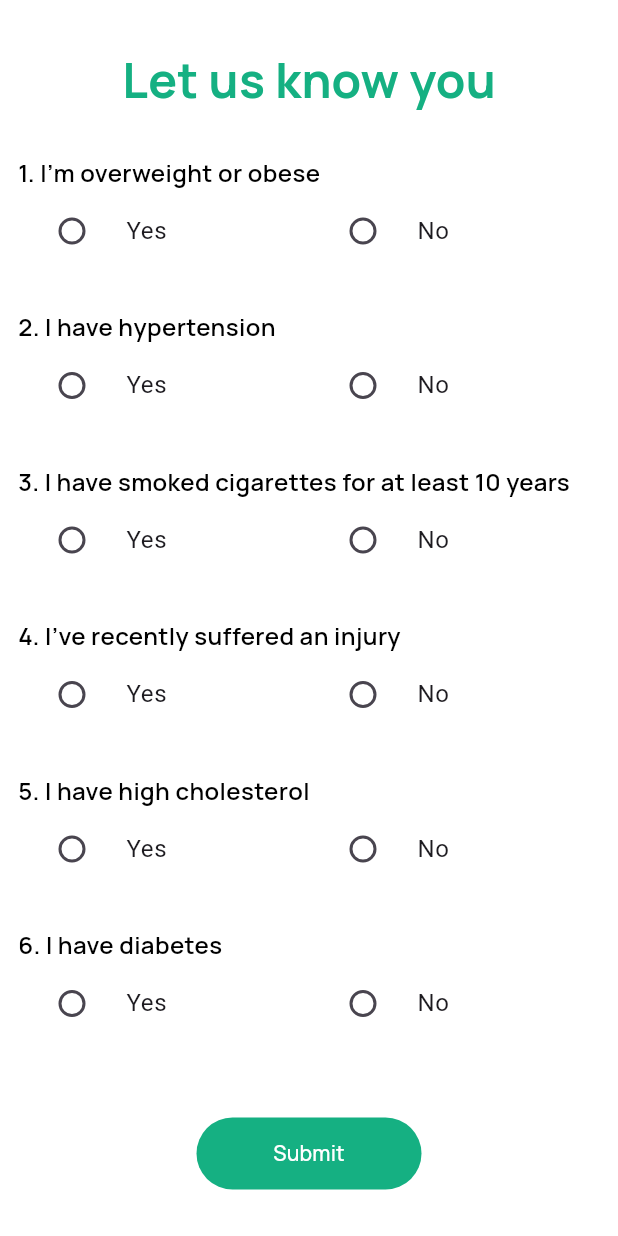
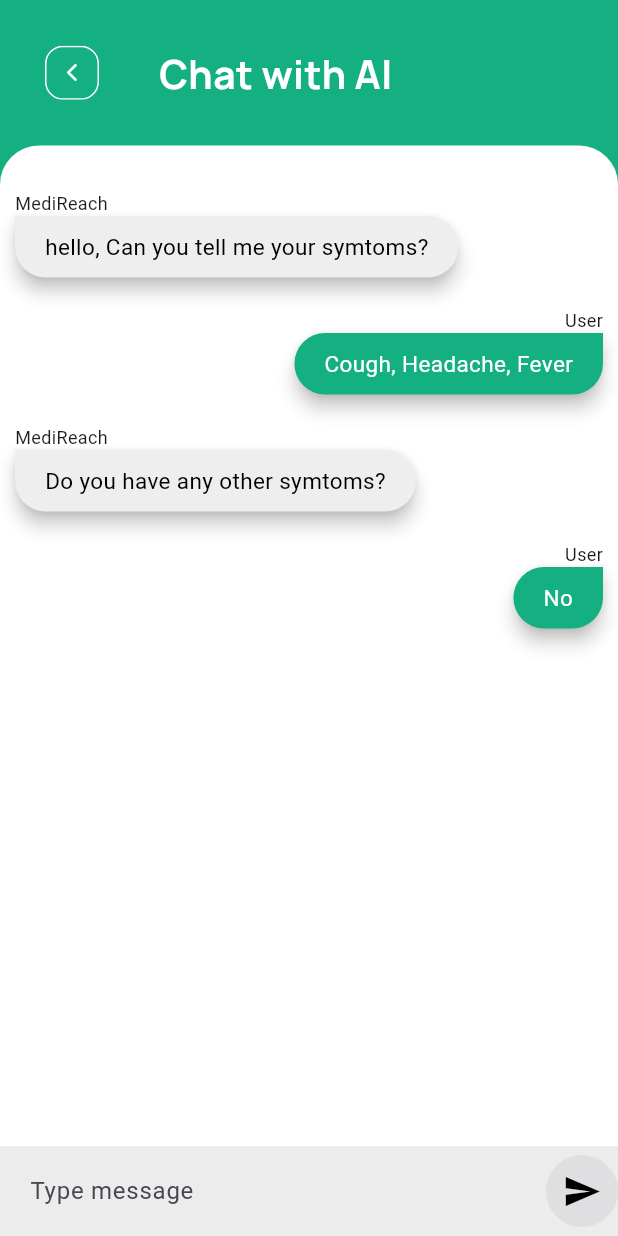
Before and after one commit to ChinmayJavalagi/MediReach, a Flutter app: the screen it shows after launch, on a phone screen of 412 x 824 dp. Run offline on Flutter 3.47's test engine with Material 2 defaults, Android fonts, the phone set to English and light mode, and no system bars; our stand-ins replace google_fonts, local_auth.

```diff
--- /dev/null
+++ b/lib/components/message_bubble_send.dart
@@ -0,0 +1,55 @@
+import 'package:flutter/cupertino.dart';
+import 'package:flutter/material.dart';
+import 'package:medireach/utils/pallete.dart';
+
+class MessageBubble extends StatelessWidget {
+  MessageBubble({required this.sender, required this.text, required this.isMe});
+
+  late final String sender;
+  late final String text;
+  late final bool isMe;
+
+  @override
+  Widget build(BuildContext context) {
+    return Padding(
+      padding: const EdgeInsets.all(10.0),
+      child: Column(
+        crossAxisAlignment:
+        isMe ? CrossAxisAlignment.end : CrossAxisAlignment.start,
+        children: [
+          Text(
+            sender,
+            style: TextStyle(
+              fontSize: 12,
+            ),
+          ),
+          Material(
+            borderRadius: isMe
+                ? BorderRadius.only(
+                topLeft: Radius.circular(30),
+                bottomLeft: Radius.circular(30),
+                bottomRight: Radius.circular(30))
+                : BorderRadius.only(
+              topRight: Radius.circular(30),
+              bottomLeft: Radius.circular(30),
+              bottomRight: Radius.circular(30),
+            ),
+            elevation: 5,
+            color: isMe ? Pallete.primaryThemeColor : Pallete.lightGrayColor,
+            child: Padding(
+              padding:
+              const EdgeInsets.symmetric(vertical: 10.0, horizontal: 20),
+              child: Text(
+                '$text',
+                style: TextStyle(
+                  color: Colors.amber,
+                  fontSize: 15,
+                ),
+              ),
+            ),
+          ),
+        ],
+      ),
+    );
+  }
+}
--- a/lib/main.dart
+++ b/lib/main.dart
@@ -1,4 +1,5 @@
 import 'package:flutter/material.dart';
+import 'package:medireach/screens/chatbot_screen.dart';
 import 'package:medireach/screens/dashboard_screen.dart';
 import 'package:medireach/screens/login_screen.dart';
 import 'package:medireach/screens/signup_auth_screen.dart';
@@ -23,12 +24,13 @@ class MediReach extends StatelessWidget {
             backgroundColor: Pallete.whiteColor,
           )
       ),
-      initialRoute: SurveyScreen.id,
+      initialRoute: ChatBotScreen.id,
       routes: {
         SplashScreen.id : (context)=> SplashScreen(),
         LoginScreen.id:(context)=> LoginScreen(),
         SignUpScreen.id : (context)=> SignUpScreen(),
         DashboardScreen.id : (context)=> DashboardScreen(),
+        ChatBotScreen.id: (context)=> ChatBotScreen(),
         SurveyScreen.id : (context)=> SurveyScreen(),
       },
     );
--- /dev/null
+++ b/lib/screens/chatbot_screen.dart
@@ -0,0 +1,183 @@
+import 'package:flutter/cupertino.dart';
+import 'package:flutter/material.dart';
+import 'package:google_fonts/google_fonts.dart';
+import 'package:medireach/utils/pallete.dart';
+
+import '../components/message_bubble_send.dart';
+import '../utils/constants.dart';
+
+class ChatBotScreen extends StatefulWidget {
+  static String id = 'chatbot_screen';
+
+  @override
+  State<ChatBotScreen> createState() => _ChatBotScreenState();
+}
+
+class _ChatBotScreenState extends State<ChatBotScreen> {
+  List<MessageBubble> messageBubbles = [MessageBubble(sender: 'MediReach', text: "hello, Can you tell me your symtoms?", isMe: false),
+    MessageBubble(sender: 'User', text: "Cough, Headache, Fever", isMe: true),
+    MessageBubble(sender: 'MediReach', text: "Do you have any other symtoms?", isMe: false),
+    MessageBubble(sender: 'User', text: "No", isMe: true)
+  ];
+  @override
+  Widget build(BuildContext context) {
+    return Scaffold(
+      backgroundColor: Pallete.primaryThemeColor,
+      body: SafeArea(
+        child: Column(
+          children: [
+            Padding(
+              padding: const EdgeInsets.all(30.0),
+              child: Row(
+                children: [
+                  Material(
+                    type: MaterialType.transparency,
+                    child: Ink(
+                      decoration: BoxDecoration(
+                        borderRadius: BorderRadius.circular(12),
+                        border: Border.all(width: 1, color: Pallete.whiteColor),
+                        color: Pallete.primaryThemeColor,
+                      ),
+                      child: InkWell(
+                        borderRadius: BorderRadius.circular(10.0),
+                        onTap: () {
+                          Navigator.pop(context);
+                        },
+                        child: Padding(
+                          padding: EdgeInsets.all(10.0),
+                          child: Icon(
+                            Icons.arrow_back_ios_new_rounded,
+                            size: 14.0,
+                            color: Pallete.whiteColor,
+                          ),
+                        ),
+                      ),
+                    ),
+                  ),
+                  Padding(
+                    padding: const EdgeInsets.only(left: 40.0),
+                    child: Text(
+                      'Chat with AI',
+                      style: GoogleFonts.manrope(textStyle: kChatTitleStyle),
+                    ),
+                  ),
+                ],
+              ),
+            ),
+            Expanded(
+              child: Container(
+                decoration: BoxDecoration(
+                    color: Pallete.whiteColor,
+                    borderRadius: BorderRadius.only(
+                        topLeft: Radius.circular(26),
+                        topRight: Radius.circular(26))),
+                child: Column(
+                  children: [
+                    SizedBox(height: 20,),
+                    Expanded(
+                      child: ListView(
+                        children: messageBubbles,
+                      ),
+                    ),
+                    Container(
+                      height: 60,
+                      color:Pallete.grayColor,
+                      child: Row(
+                        children: [
+                          Expanded(
+                              child: TextField(
+                                decoration: InputDecoration(
+                                  contentPadding: EdgeInsets.symmetric(vertical: 10.0, horizontal: 20.0),
+                                  hintText: 'Type message',
+                                  border: InputBorder.none,
+                                ),
+                              )),
+                          Material(
+                            type: MaterialType.transparency,
+                            child: Ink(
+                              decoration: BoxDecoration(
+                                borderRadius: BorderRadius.circular(50),
+                                border: Border.all(width: 1, color: Pallete.grayColor3),
+                                color: Pallete.grayColor3,
+                              ),
+                              child: InkWell(
+                                borderRadius: BorderRadius.circular(50.0),
+                                onTap: () {
+                                  messageBubbles.add(MessageBubble(sender: 'User', text: "hello", isMe: true));
+                                },
+                                child: Padding(
+                                  padding: EdgeInsets.all(10.0),
+                                  child: Icon(
+                                    Icons.send,
+                                    size: 26.0,
+                                    color: Pallete.blackColor,
+                                  ),
+                                ),
+                              ),
+                            ),
+                          ),],
+                      ),
+                    )
+                  ],
+                ),
+              ),
+            )
+          ],
+        ),
+      ),
+    );
+  }
+}
+
+
+class MessageBubble extends StatelessWidget {
+  MessageBubble({required this.sender, required this.text, required this.isMe});
+
+  late final String sender;
+  late final String text;
+  late final bool isMe;
+
+  @override
+  Widget build(BuildContext context) {
+    return Padding(
+      padding: const EdgeInsets.all(10.0),
+      child: Column(
+        crossAxisAlignment:
+        isMe ? CrossAxisAlignment.end : CrossAxisAlignment.start,
+        children: [
+          Text(
+            sender,
+            style: TextStyle(
+              fontSize: 12,
+            ),
+          ),
+          Material(
+            borderRadius: isMe
+                ? BorderRadius.only(
+                topLeft: Radius.circular(30),
+                bottomLeft: Radius.circular(30),
+                bottomRight: Radius.circular(30))
+                : BorderRadius.only(
+              topRight: Radius.circular(30),
+              bottomLeft: Radius.circular(30),
+              bottomRight: Radius.circular(30),
+            ),
+            elevation: 5,
+            color: isMe ? Pallete.primaryThemeColor : Pallete.lightGrayColor,
+            child: Padding(
+              padding:
+              const EdgeInsets.symmetric(vertical: 10.0, horizontal: 20),
+              child: Text(
+                '$text',
+                style: TextStyle(
+                  color: isMe?Pallete.whiteColor:Pallete.blackColor,
+                  fontSize: 15,
+                ),
+              ),
+            ),
+          ),
+        ],
+      ),
+    );
+  }
+}
--- a/lib/utils/pallete.dart
+++ b/lib/utils/pallete.dart
@@ -5,6 +5,7 @@ class Pallete {
   static const Color grayColor = Color(0xffececec);
   static const Color grayColor2 = Color(0xff909090);
   static const Color lightGrayColor = Color(0xffeeeeee);
+  static const Color grayColor3 = Color(0xffdfdfe1);
   static const Color blackColor = Colors.black;
   static const Color whiteColor = Colors.white;
 }
```
